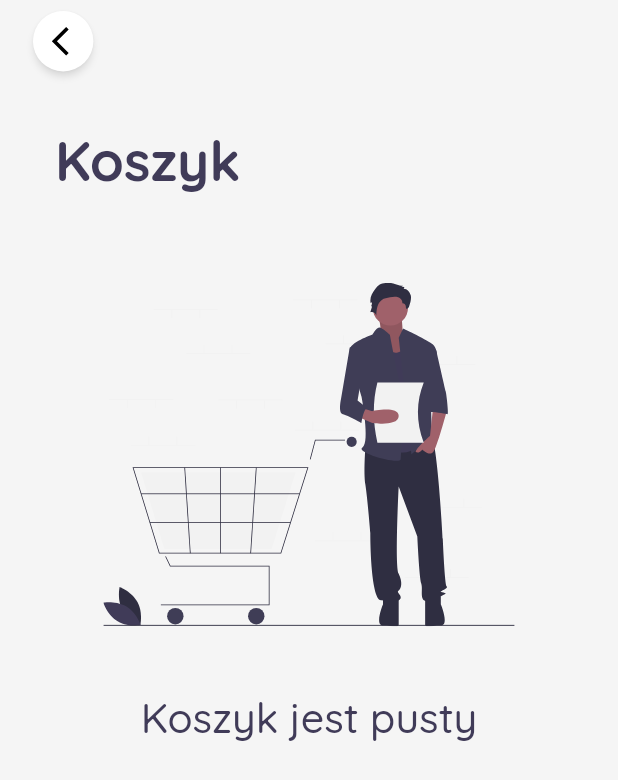
After one commit to WeSsli/SneakersShop, a Flutter app: the CartScreen screen opened by its route, on a phone screen of 412 x 824 dp. The commit adds this screen. Shown: the top 780 px of the screen. Run offline on Flutter 3.47's test engine with Material 2 defaults, Android fonts, the phone set to English and light mode, and no system bars; our stand-ins replace cached_network_image, carousel_slider, cloud_firestore, firebase_auth, firebase_core, flutter_svg and 4 more; accounts and stored records are empty.

Commit message:
Add cart screen

```diff
--- a/lib/bindings/init_binding.dart
+++ b/lib/bindings/init_binding.dart
@@ -3,6 +3,7 @@ import 'package:get/get.dart';
 import 'package:sneakers/controllers/auth_controller.dart';
 import 'package:sneakers/controllers/product_controller.dart';
 import 'package:sneakers/controllers/user_controller.dart';
+import 'package:sneakers/screens/cart_screen/controllers/cart_controller.dart';
 
 class InitBinding extends Bindings {
   @override
@@ -11,5 +12,6 @@ class InitBinding extends Bindings {
     Get.put<UserController>(UserController());
     Get.put<FirebaseAuth>(FirebaseAuth.instance);
     Get.put<ProductController>(ProductController());
+    Get.put<CartController>(CartController());
   }
 }
--- a/lib/main.dart
+++ b/lib/main.dart
@@ -7,6 +7,7 @@ import 'package:responsive_framework/responsive_framework.dart';
 import 'package:sneakers/bindings/login_screen_binding.dart';
 import 'package:sneakers/bindings/product_screen_binding.dart';
 import 'package:sneakers/bindings/register_screen_binding.dart';
+import 'package:sneakers/screens/cart_screen/cart_screen.dart';
 import 'package:sneakers/screens/home_screen/home_screen.dart';
 import 'package:sneakers/screens/login_screen/login_screen.dart';
 import 'package:sneakers/screens/product_screen/product_screen.dart';
@@ -72,6 +73,10 @@ class MyApp extends StatelessWidget {
             page: () => ProductScreen(),
             binding: ProductBinding(),
           ),
+          GetPage(
+            name: "cart",
+            page: () => CartScreen(),
+          ),
         ]);
   }
 }
--- /dev/null
+++ b/lib/models/cart_product.dart
@@ -0,0 +1,15 @@
+import 'package:sneakers/models/product.dart';
+
+class ProductCartModel {
+  ProductModel product;
+  int quantity;
+  String size;
+
+  ProductCartModel({
+    this.product,
+    this.quantity,
+    this.size,
+  });
+
+
+}
--- /dev/null
+++ b/lib/screens/cart_screen/cart_screen.dart
@@ -0,0 +1,146 @@
+import 'package:flutter/cupertino.dart';
+import 'package:flutter/material.dart';
+import 'package:flutter_svg/flutter_svg.dart';
+import 'package:get/get.dart';
+import 'package:sneakers/screens/cart_screen/widgets/cart_product.dart';
+
+import 'controllers/cart_controller.dart';
+
+class CartScreen extends StatelessWidget {
+  final CartController cartController = Get.find<CartController>();
+
+  @override
+  Widget build(BuildContext context) {
+    return Scaffold(
+      body: Column(
+        crossAxisAlignment: CrossAxisAlignment.start,
+        children: [
+          Padding(
+            padding: EdgeInsets.only(
+                top: context.mediaQuery.padding.top + 8, left: 24),
+            child: PhysicalModel(
+              borderRadius: BorderRadius.circular(64),
+              shadowColor: Colors.black.withOpacity(0.5),
+              color: Colors.white,
+              elevation: 2,
+              child: CupertinoButton(
+                padding: EdgeInsets.zero,
+                onPressed: () {
+                  Get.back();
+                },
+                child: Padding(
+                  padding: const EdgeInsets.only(
+                    right: 4,
+                  ),
+                  child: SvgPicture.asset(
+                    "assets/icons/arrow_back.svg",
+                    height: 25,
+                  ),
+                ),
+              ),
+            ),
+          ),
+          SizedBox(
+            height: 40,
+          ),
+          Padding(
+            padding: const EdgeInsets.only(left: 40.0),
+            child: Text(
+              "Koszyk",
+              style: context.textTheme.bodyText1.copyWith(
+                fontSize: 40,
+                fontWeight: FontWeight.w800,
+              ),
+            ),
+          ),
+          SizedBox(height: 24),
+          Expanded(
+            child: Obx(
+              () => cartController.cartList.value.isNotEmpty
+                  ? Column(
+                      crossAxisAlignment: CrossAxisAlignment.start,
+                      children: [
+                        Expanded(
+                          child: Obx(
+                            () => ListView.builder(
+                                padding: EdgeInsets.zero,
+                                itemCount: cartController.cartList.value.length,
+                                itemBuilder: (context, index) {
+                                  return CartProduct(
+                                    cartProduct:
+                                        cartController.cartList.value[index],
+                                    index: index,
+                                  );
+                                }),
+                          ),
+                        ),
+                        SizedBox(height: 24),
+                        Padding(
+                          padding: const EdgeInsets.symmetric(horizontal: 24.0),
+                          child: Obx(
+                            () => Text(
+                              "Łączna kwota: ${cartController.sumPrice.value} zł",
+                              style: context.textTheme.bodyText1.copyWith(
+                                fontSize: 20,
+                                fontWeight: FontWeight.w800,
+                              ),
+                            ),
+                          ),
+                        ),
+                        SizedBox(
+                          height: 12,
+                        ),
+                        CupertinoButton(
+                          child: Container(
+                            margin: const EdgeInsets.symmetric(horizontal: 24),
+                            width: context.mediaQuery.size.width,
+                            decoration: BoxDecoration(
+                              color: context.theme.primaryColor,
+                              borderRadius: BorderRadius.circular(20),
+                            ),
+                            child: Padding(
+                              padding: const EdgeInsets.symmetric(vertical: 22),
+                              child: Center(
+                                child: Text(
+                                  "Złóż zamówienie",
+                                  style: context.textTheme.bodyText1.copyWith(
+                                    fontSize: 22,
+                                    fontWeight: FontWeight.w800,
+                                    color: Colors.white,
+                                  ),
+                                ),
+                              ),
+                            ),
+                          ),
+                          minSize: 0,
+                          color: Colors.transparent,
+                          padding: EdgeInsets.zero,
+                          onPressed: () {},
+                        ),
+                        SizedBox(
+                          height: 24,
+                        ),
+                      ],
+                    )
+                  : Padding(
+                    padding: const EdgeInsets.only(top: 40),
+                    child: Column(
+                        children: [
+                          SizedBox(child: SvgPicture.asset('assets/images/EmptyCart.svg'), height: 250,),
+                          SizedBox(height: 48,),
+                          Text(
+                            "Koszyk jest pusty",
+                            style: context.textTheme.bodyText1.copyWith(
+                              fontSize: 30,
+                            ),
+                          ),
+                        ],
+                      ),
+                  ),
+            ),
+          ),
+        ],
+      ),
+    );
+  }
+}
--- a/lib/screens/home_screen/widgets/app_bar.dart
+++ b/lib/screens/home_screen/widgets/app_bar.dart
@@ -68,6 +68,9 @@ class HomeAppBar extends StatelessWidget {
                           userController.enabled.value = true;
                         }
                       }
+                      else{
+                        Get.toNamed("cart");
+                      }
                     },
                     child: navigationController.pageIndex.value == 0
                         ? SvgPicture.asset(
--- a/pubspec.yaml
+++ b/pubspec.yaml
@@ -37,6 +37,7 @@ dependencies:
   cached_network_image: ^2.5.0
   pull_to_refresh: 1.6.3
   carousel_slider: ^3.0.0
+  numberpicker:
 
 
 dev_dependencies:
```
Also changed, not shown: lib/screens/cart_screen/controllers/cart_controller.dart (added, +68 -0 lines), lib/screens/cart_screen/widgets/cart_product.dart (added, +201 -0 lines), lib/screens/product_screen/product_screen.dart (+9 -3 lines), pubspec.lock.
